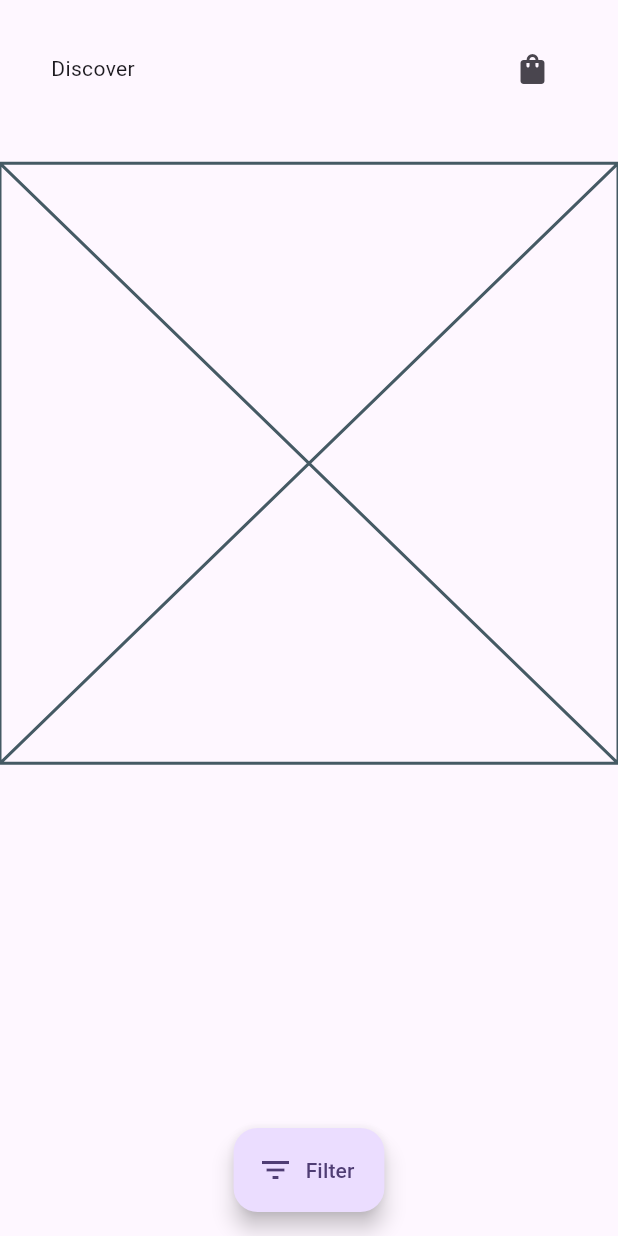
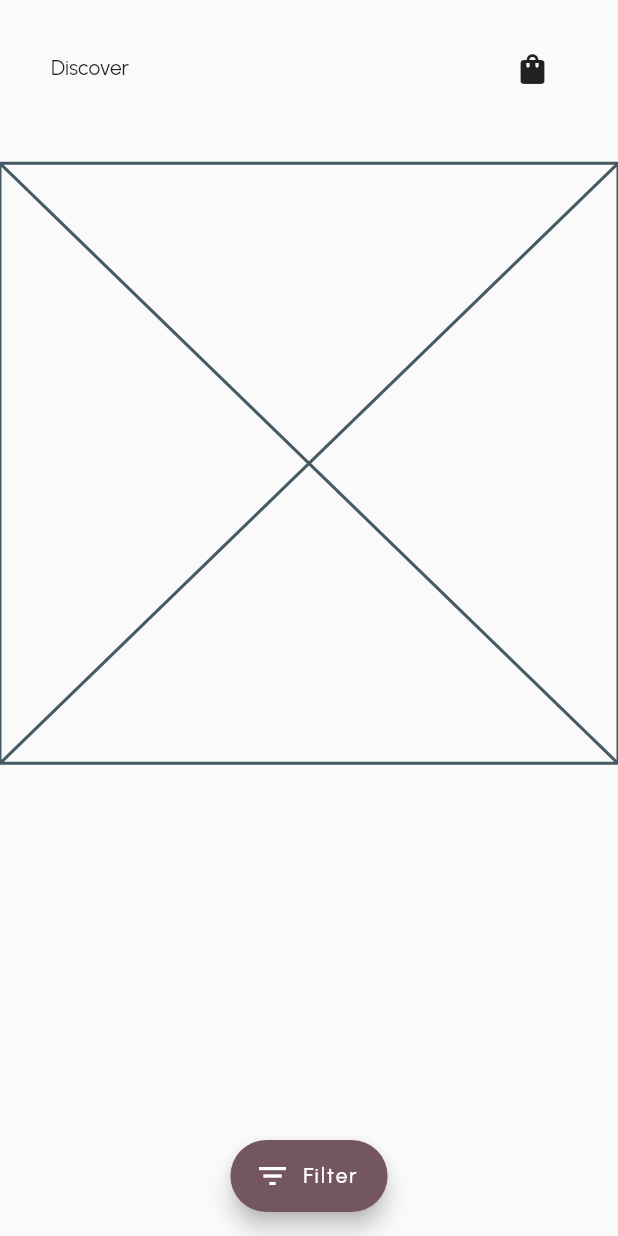
Before and after one commit to codeswot/challenge_fl, a Flutter app: the screen it shows after launch, on a phone screen of 412 x 824 dp. Run offline on Flutter 3.47's test engine with Material 2 defaults, Android fonts, the phone set to English and light mode, and no system bars; our stand-ins replace bloc, bloc_concurrency, cloud_firestore, equatable, firebase_core, flutter_bloc and 2 more; accounts and stored records are empty.

Commit message:
setup theme,style and assets as shared resources

```diff
--- a/lib/app.dart
+++ b/lib/app.dart
@@ -1,6 +1,8 @@
 import 'package:challenge_fl/products/view/view.dart';
 import 'package:flutter/material.dart';
 import 'package:flutter_screenutil/flutter_screenutil.dart';
+
+import 'shared/shared.dart';
 
 class App extends StatelessWidget {
   const App({super.key});
@@ -22,10 +24,7 @@ class AppView extends MaterialApp {
   AppView({super.key})
       : super(
           title: 'Challenge FL',
-          theme: ThemeData(
-            colorScheme: ColorScheme.fromSeed(seedColor: Colors.deepPurple),
-            useMaterial3: true,
-          ),
+          theme: appTheme,
           home: const ProductsPage(),
         );
 }
--- /dev/null
+++ b/lib/shared/assets.dart
@@ -0,0 +1,4 @@
+class AppAssets {
+  static const cartIcon = 'assets/icons/bag-2.svg';
+  static const toggleSettingIcon = 'assets/icons/setting-4.svg';
+}
--- /dev/null
+++ b/lib/shared/shared.dart
@@ -0,0 +1,3 @@
+export 'theme.dart';
+export 'assets.dart';
+export 'colors.dart';
--- /dev/null
+++ b/lib/shared/theme.dart
@@ -0,0 +1,11 @@
+import 'package:flutter/material.dart';
+
+final appTheme = ThemeData(
+  primaryColor: Colors.black,
+  colorScheme: ColorScheme.fromSeed(
+    seedColor: Colors.black,
+    primary: Colors.black,
+  ),
+  useMaterial3: false,
+  fontFamily: 'Urbanist',
+);
```
Also changed, not shown: lib/shared/colors.dart (added, +20 -0 lines), lib/shared/typography.dart (added, +90 -0 lines), pubspec.yaml (+7 -6 lines), assets/fonts/Urbanist-VariableFont_wght.ttf (added), assets/icons/bag-2.svg (added), assets/icons/setting-4.svg (added), pubspec.lock, 1 other file.
